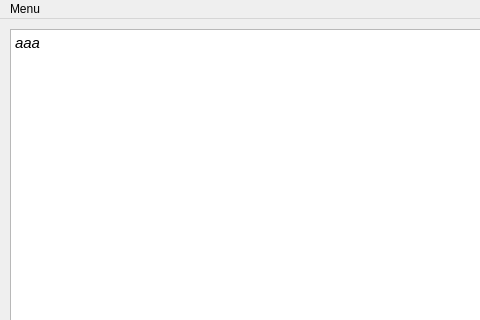
First picture: the form in guiElectionTP3/FormPrincipal.ui, repository adami21/Conception-d-un-h-ritage-de-classes-en-C-, before the edit; both pictures show x 0 to 480 and y 0 to 320 of the 800 by 600 pixel window.
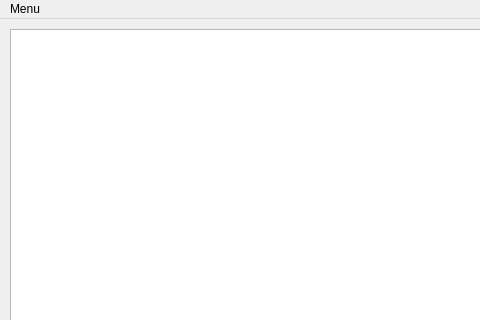
Second picture: the form after the edit.

Patch:
```diff
--- a/guiElectionTP3/FormPrincipal.ui
+++ b/guiElectionTP3/FormPrincipal.ui
@@ -31,7 +31,7 @@
 &lt;html&gt;&lt;head&gt;&lt;meta name=&quot;qrichtext&quot; content=&quot;1&quot; /&gt;&lt;style type=&quot;text/css&quot;&gt;
 p, li { white-space: pre-wrap; }
 &lt;/style&gt;&lt;/head&gt;&lt;body style=&quot; font-family:'Ubuntu'; font-size:11pt; font-weight:24; font-style:italic;&quot;&gt;
-&lt;p style=&quot; margin-top:0px; margin-bottom:0px; margin-left:0px; margin-right:0px; -qt-block-indent:0; text-indent:0px;&quot;&gt;aaa&lt;/p&gt;&lt;/body&gt;&lt;/html&gt;</string>
+&lt;p style=&quot;-qt-paragraph-type:empty; margin-top:0px; margin-bottom:0px; margin-left:0px; margin-right:0px; -qt-block-indent:0; text-indent:0px;&quot;&gt;&lt;br /&gt;&lt;/p&gt;&lt;/body&gt;&lt;/html&gt;</string>
     </property>
    </widget>
   </widget>
```
Left out of the diff: 19 changed lines with no effect on the pictures.
